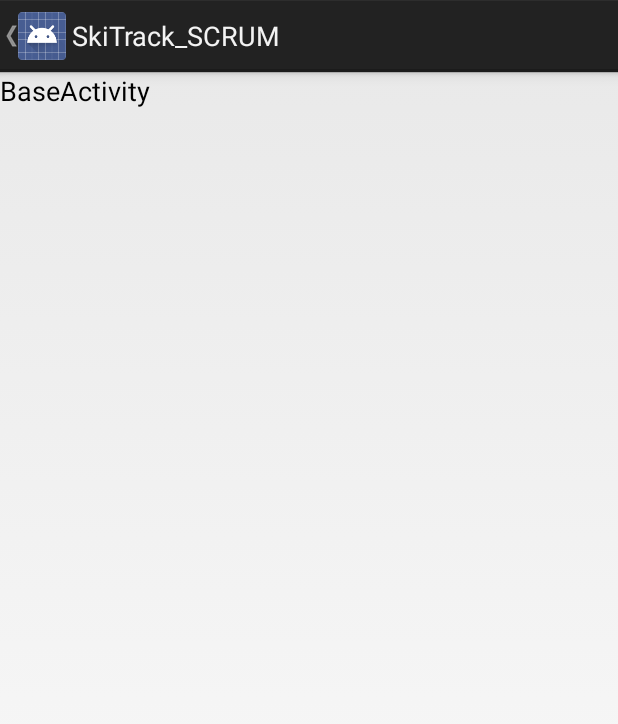
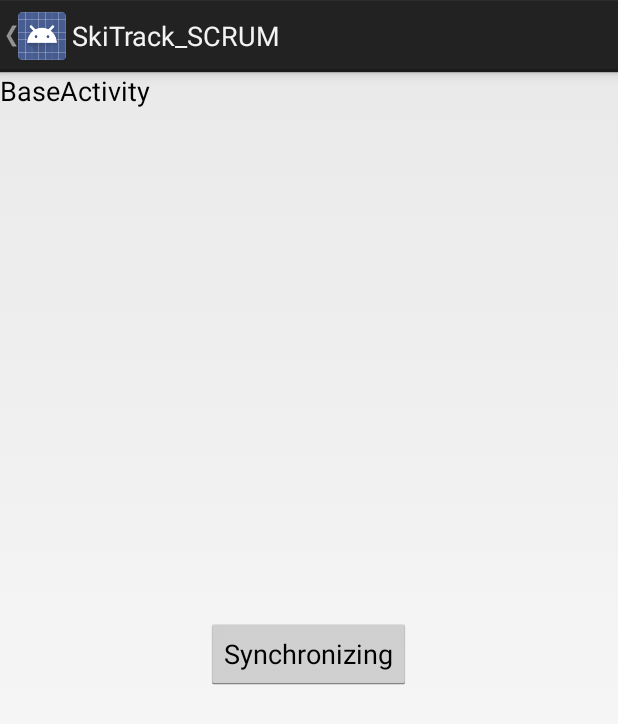
Before and after one commit to EvelynHischier/SkiTrack, an Android app: the BaseActivity screen opened directly, with no data from a screen before it, on a phone screen of 412 x 824 dp. Shown: the top 724 px of the screen. Run offline under Robolectric (Android 15) with nearby library versions, the light colour scheme and no system bars; libraries missing offline, so code that uses them is left out: ch.technotracks.backend, com.google.api.client; 2 statements that could not run were skipped.

Commit message:
gae testing activity

```diff
--- a/app/src/main/java/technotracks/ch/database/DatabaseAccess.java
+++ b/app/src/main/java/technotracks/ch/database/DatabaseAccess.java
@@ -34,6 +34,7 @@
 
     // Track
     public static long writeTrack(Track track) {
+
         ContentValues values = new ContentValues();
 
         values.put(SQLHelper.TRACK_CREATE, track.getCreate().toString());
@@ -45,4 +46,5 @@
 
         return database.insert(SQLHelper.TABLE_NAME_TRACK, null, values);
     }
+
 }
--- a/app/src/main/res/layout/activity_base.xml
+++ b/app/src/main/res/layout/activity_base.xml
@@ -18,6 +18,14 @@
             android:layout_height="wrap_content"
             android:text="BaseActivity"
             android:textAppearance="?android:attr/textAppearanceMedium" />
+
+        <Button
+            android:layout_width="wrap_content"
+            android:layout_height="wrap_content"
+            android:text="Synchronizing"
+            android:id="@+id/button"
+            android:layout_gravity="center"
+            android:onClick="buttonSync"/>
     </FrameLayout>
 
     <!-- The navigation drawer -->
--- a/backend/src/main/java/ch/technotracks/backend/GPSData.java
+++ b/backend/src/main/java/ch/technotracks/backend/GPSData.java
@@ -13,7 +13,7 @@
  * Created by Evelyn on 12.12.2014.
  */
 @Entity
-public class GPSData {
+public class GPSData implements Serializable{
     @Id
     private Long id;
     private double longitude;
```
Also changed, not shown: app/src/main/java/technotracks/ch/skitrack_scrum/BaseActivity.java (+19 -0 lines), app/src/main/res/menu/menu_testing_synchronization.xml (added, +7 -0 lines).
